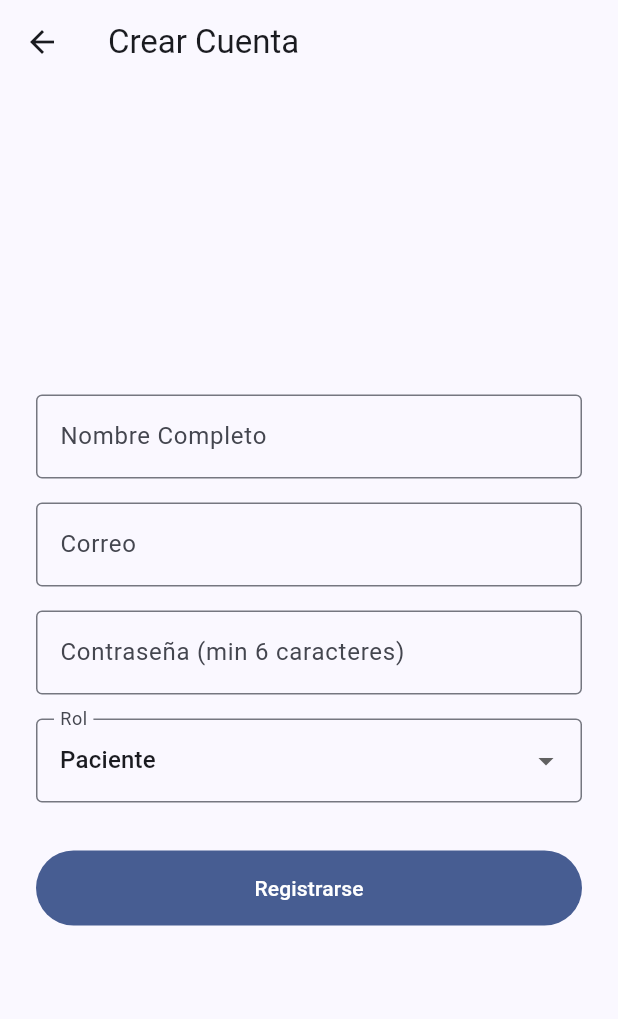
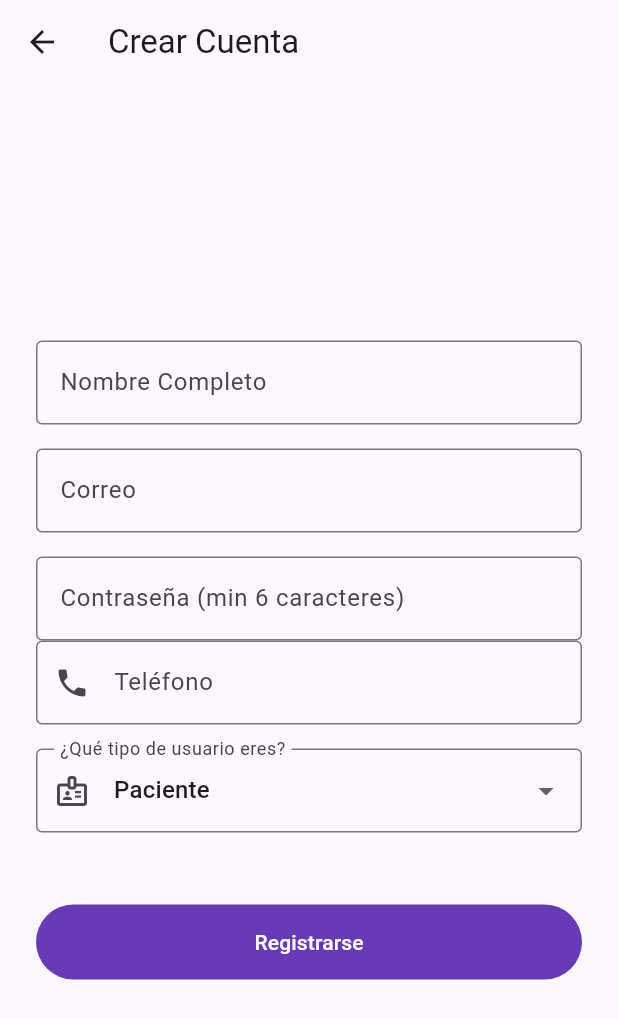
Before and after one commit to AndresIGS/gestion_clinica, a Flutter app: the screen it shows after launch, after a tap on "¿No tienes cuenta? Regístrate aquí", on a phone screen of 412 x 824 dp. Shown: the top 1019 px of the screen. Run offline on Flutter 3.47's test engine with Material 3 defaults, Android fonts, the phone set to English and light mode, and no system bars; our stand-ins replace equatable, flutter_bloc, get_it, lottie, supabase_flutter; accounts and stored records are empty.

Commit message:
feat: implement authentication module with Bloc architecture, login/register flows, and Lottie assets

```diff
--- /dev/null
+++ b/assets/animations/medical_anim.json
@@ -0,0 +1 @@
+{"v": "4.8.0", "meta": {"g": "LottieFiles AE 3.5.0", "a": "", "k": "", "d": "", "tc": ""}, "fr": 30, "ip": 0, "op": 60, "w": 500, "h": 500, "nm": "Comp 1", "ddd": 0, "assets": [], "layers": []}
--- a/lib/features/auth/domain/repositories/auth_repository.dart
+++ b/lib/features/auth/domain/repositories/auth_repository.dart
@@ -15,12 +15,16 @@ class AuthRepository {
     required String password,
     required String nombreCompleto,
     required int idRol,
+    required String telefono,
+    int? idEspecialidad,
   }) async {
     await remoteDataSource.signUp(
       correo: correo,
       password: password,
       nombreCompleto: nombreCompleto,
       idRol: idRol,
+      telefono: telefono,
+      idEspecialidad: idEspecialidad,
     );
   }
 
--- a/lib/features/auth/presentation/blocs/auth/auth_bloc.dart
+++ b/lib/features/auth/presentation/blocs/auth/auth_bloc.dart
@@ -31,6 +31,8 @@ class AuthBloc extends Bloc<AuthEvent, AuthState> {
           password: event.password,
           nombreCompleto: event.nombreCompleto,
           idRol: event.idRol,
+          telefono: event.telefono,
+          idEspecialidad: event.idEspecialidad,
         );
 
         // 2. Si el registro fue exitoso, iniciamos sesión automáticamente
--- a/lib/features/auth/presentation/blocs/auth/auth_event.dart
+++ b/lib/features/auth/presentation/blocs/auth/auth_event.dart
@@ -4,7 +4,8 @@ abstract class AuthEvent extends Equatable {
   const AuthEvent();
 
   @override
-  List<Object> get props => [];
+  // CORRECCIÓN: Se agregó '?' para coincidir con la firma oficial de Equatable
+  List<Object?> get props => [];
 }
 
 class LoginRequested extends AuthEvent {
@@ -14,7 +15,8 @@ class LoginRequested extends AuthEvent {
   const LoginRequested({required this.correo, required this.password});
 
   @override
-  List<Object> get props => [correo, password];
+  // CORRECCIÓN: Se agregó '?' aquí también
+  List<Object?> get props => [correo, password];
 }
 
 class LogoutRequested extends AuthEvent {}
@@ -24,14 +26,26 @@ class RegisterRequested extends AuthEvent {
   final String password;
   final String nombreCompleto;
   final int idRol;
+  final String telefono;
+  final int? idEspecialidad;
 
   const RegisterRequested({
     required this.correo,
     required this.password,
     required this.nombreCompleto,
     required this.idRol,
+    required this.telefono,
+    this.idEspecialidad,
   });
 
   @override
-  List<Object> get props => [correo, password, nombreCompleto, idRol];
+  // Este ya estaba correcto, se queda igual
+  List<Object?> get props => [
+    correo,
+    password,
+    nombreCompleto,
+    idRol,
+    telefono,
+    idEspecialidad,
+  ];
 }
--- a/lib/features/auth/presentation/pages/login_screen.dart
+++ b/lib/features/auth/presentation/pages/login_screen.dart
@@ -5,6 +5,8 @@ import '../blocs/auth/auth_event.dart';
 import '../blocs/auth/auth_state.dart';
 import 'register_screen.dart';
 import 'dashboard_screen.dart';
+import 'package:lottie/lottie.dart';
+import '../../../../main.dart'; // Para FondoWhatsApp
 
 class LoginScreen extends StatefulWidget {
   const LoginScreen({super.key});
@@ -40,7 +42,9 @@ class _LoginScreenState extends State<LoginScreen> {
   @override
   Widget build(BuildContext context) {
     return Scaffold(
-      body: SafeArea(
+      // 1. Envolvemos todo en el fondo de WhatsApp
+      body: FondoWhatsApp(
+        child: SafeArea(
           child: Center(
             child: SingleChildScrollView(
               padding: const EdgeInsets.all(24.0),
@@ -79,16 +83,22 @@ class _LoginScreenState extends State<LoginScreen> {
                 }
               },
               builder: (context, state) {
-                return Form(
+                // AQUÍ ESTÁ LA CORRECCIÓN DE DISEÑO RESPONSIVO
+                return Center(
+                  child: ConstrainedBox(
+                    constraints: const BoxConstraints(
+                      maxWidth: 400, // Límite de ancho para pantallas grandes
+                    ),
+                    child: Form(
                       key: _formKey,
                       child: Column(
                         mainAxisAlignment: MainAxisAlignment.center,
                         crossAxisAlignment: CrossAxisAlignment.stretch,
                         children: [
-                      const Icon(
-                        Icons.local_hospital,
-                        size: 80,
-                        color: Color(0xFF0D47A1),
+                          // 2. Reemplazamos el Icon() por Lottie
+                          Lottie.asset(
+                            'assets/animations/medical_anim.json',
+                            height: 150, // Tamaño de la animación
                           ),
                           const SizedBox(height: 24),
                           Text(
@@ -97,7 +107,7 @@ class _LoginScreenState extends State<LoginScreen> {
                             style: Theme.of(context).textTheme.headlineMedium
                                 ?.copyWith(
                                   fontWeight: FontWeight.bold,
-                              color: const Color(0xFF0D47A1),
+                                  color: Colors.deepPurple, // Texto morado
                                 ),
                           ),
                           const SizedBox(height: 48),
@@ -155,7 +165,6 @@ class _LoginScreenState extends State<LoginScreen> {
                                     ),
                             ),
                           ),
-                      // ... (botón Iniciar Sesión anterior)
                           const SizedBox(height: 16),
                           TextButton(
                             onPressed: () {
@@ -166,9 +175,13 @@ class _LoginScreenState extends State<LoginScreen> {
                                 ),
                               );
                             },
-                        child: const Text('¿No tienes cuenta? Regístrate aquí'),
+                            child: const Text(
+                              '¿No tienes cuenta? Regístrate aquí',
+                            ),
                           ),
                         ],
+                      ),
+                    ),
                   ),
                 );
               },
@@ -176,6 +189,7 @@ class _LoginScreenState extends State<LoginScreen> {
           ),
         ),
       ),
+    ),
     );
   }
 }
--- a/lib/features/auth/presentation/pages/register_screen.dart
+++ b/lib/features/auth/presentation/pages/register_screen.dart
@@ -4,6 +4,7 @@ import '../blocs/auth/auth_bloc.dart';
 import '../blocs/auth/auth_event.dart';
 import '../blocs/auth/auth_state.dart';
 import 'dashboard_screen.dart';
+import 'package:supabase_flutter/supabase_flutter.dart' hide AuthState;
 
 class RegisterScreen extends StatefulWidget {
   const RegisterScreen({super.key});
@@ -17,24 +18,36 @@ class _RegisterScreenState extends State<RegisterScreen> {
   final _correoController = TextEditingController();
   final _passwordController = TextEditingController();
   final _nombreController = TextEditingController();
-  int _idRolSeleccionado = 4; // Por defecto: 4 (Paciente)
+  final _telefonoController = TextEditingController();
+  int _rolSeleccionado = 4; // Por defecto: 4 (Paciente)
+  int? _especialidadSeleccionada;
 
   @override
   void dispose() {
     _correoController.dispose();
     _passwordController.dispose();
     _nombreController.dispose();
+    _telefonoController.dispose();
     super.dispose();
   }
 
   void _registrar() {
     if (_formKey.currentState!.validate()) {
+      if (_rolSeleccionado == 3 && _especialidadSeleccionada == null) {
+        ScaffoldMessenger.of(context).showSnackBar(
+          const SnackBar(content: Text('Por favor, selecciona una especialidad.')),
+        );
+        return;
+      }
+
       context.read<AuthBloc>().add(
         RegisterRequested(
           correo: _correoController.text.trim(),
           password: _passwordController.text.trim(),
           nombreCompleto: _nombreController.text.trim(),
-          idRol: _idRolSeleccionado,
+          idRol: _rolSeleccionado,
+          telefono: _telefonoController.text.trim(),
+          idEspecialidad: _especialidadSeleccionada,
         ),
       );
     }
@@ -114,25 +127,65 @@ class _RegisterScreenState extends State<RegisterScreen> {
                         validator: (v) =>
                             v!.length < 6 ? 'Mínimo 6 caracteres' : null,
                       ),
+                      // --- CAMPO DE TELÉFONO (Para todos) ---
+                      TextFormField(
+                        controller: _telefonoController,
+                        keyboardType: TextInputType.phone,
+                        decoration: const InputDecoration(
+                          labelText: 'Teléfono',
+                          prefixIcon: Icon(Icons.phone),
+                          border: OutlineInputBorder(),
+                        ),
+                        validator: (value) => value!.isEmpty ? 'Ingresa un teléfono' : null,
+                      ),
                       const SizedBox(height: 16),
+
+                      // --- SELECTOR DE ROL ---
                       DropdownButtonFormField<int>(
-                        value: _idRolSeleccionado,
+                        value: _rolSeleccionado,
                         decoration: const InputDecoration(
-                          labelText: 'Rol',
+                          labelText: '¿Qué tipo de usuario eres?',
+                          prefixIcon: Icon(Icons.badge_outlined),
                           border: OutlineInputBorder(),
                         ),
                         items: const [
-                          DropdownMenuItem(
-                            value: 1,
-                            child: Text('Administrador'),
-                          ),
-                          DropdownMenuItem(value: 2, child: Text('Secretaria')),
+                          DropdownMenuItem(value: 4, child: Text('Paciente')),
                           DropdownMenuItem(value: 3, child: Text('Médico')),
-                          DropdownMenuItem(value: 4, child: Text('Paciente')),
                         ],
-                        onChanged: (value) =>
-                            setState(() => _idRolSeleccionado = value!),
+                        onChanged: (value) {
+                          setState(() {
+                            _rolSeleccionado = value!;
+                            if (_rolSeleccionado != 3) _especialidadSeleccionada = null;
+                          });
+                        },
                       ),
+                      const SizedBox(height: 16),
+
+                      // --- DATOS HEREDADOS (DINÁMICO) ---
+                      if (_rolSeleccionado == 3)
+                        FutureBuilder<List<Map<String, dynamic>>>(
+                          future: Supabase.instance.client.from('especialidad').select(),
+                          builder: (context, snapshot) {
+                            if (!snapshot.hasData) return const CircularProgressIndicator();
+
+                            return DropdownButtonFormField<int>(
+                              value: _especialidadSeleccionada,
+                              decoration: const InputDecoration(
+                                labelText: 'Selecciona tu Especialidad',
+                                prefixIcon: Icon(Icons.medical_services_outlined),
+                                border: OutlineInputBorder(),
+                              ),
+                              items: snapshot.data!.map((esp) {
+                                return DropdownMenuItem<int>(
+                                  value: esp['id_especialidad'] as int,
+                                  child: Text(esp['nombre'].toString()),
+                                );
+                              }).toList(),
+                              onChanged: (value) => setState(() => _especialidadSeleccionada = value),
+                              validator: (value) => value == null ? 'Selecciona una especialidad' : null,
+                            );
+                          },
+                        ),
                       const SizedBox(height: 32),
                       SizedBox(
                         height: 50,
--- a/lib/main.dart
+++ b/lib/main.dart
@@ -43,10 +43,15 @@ class ClinicaApp extends StatelessWidget {
         title: 'Gestión Clínica',
         debugShowCheckedModeBanner: false,
         theme: ThemeData(
-          colorScheme: ColorScheme.fromSeed(
-            seedColor: const Color(0xFF0D47A1),
-          ), // Azul oscuro institucional
+          // Configuramos el Morado como color principal
+          colorScheme: ColorScheme.fromSeed(seedColor: Colors.deepPurple),
           useMaterial3: true,
+          filledButtonTheme: FilledButtonThemeData(
+            style: FilledButton.styleFrom(
+              backgroundColor: Colors.deepPurple,
+              foregroundColor: Colors.white,
+            ),
+          ),
         ),
         // Cambiamos el texto de prueba por nuestra nueva pantalla de Login
         home: const LoginScreen(),
@@ -54,3 +59,22 @@ class ClinicaApp extends StatelessWidget {
     );
   }
 }
+
+class FondoWhatsApp extends StatelessWidget {
+  final Widget child;
+  const FondoWhatsApp({super.key, required this.child});
+
+  @override
+  Widget build(BuildContext context) {
+    return Container(
+      decoration: const BoxDecoration(
+        image: DecorationImage(
+          image: AssetImage('assets/images/whatsapp_bg.png'),
+          repeat: ImageRepeat.repeat, // Esto hace que el fondo se repita como en los chats
+          opacity: 0.1, // Opacidad baja para que no estorbe la lectura
+        ),
+      ),
+      child: child,
+    );
+  }
+}
```
Also changed, not shown: lib/features/auth/data/datasources/auth_remote_data_source.dart (+10 -1 lines), pubspec.yaml (+4 -3 lines), assets/images/whatsapp_bg.png (added), pubspec.lock, 1 other file. Lines whose indentation alone changed are shown as unchanged.
